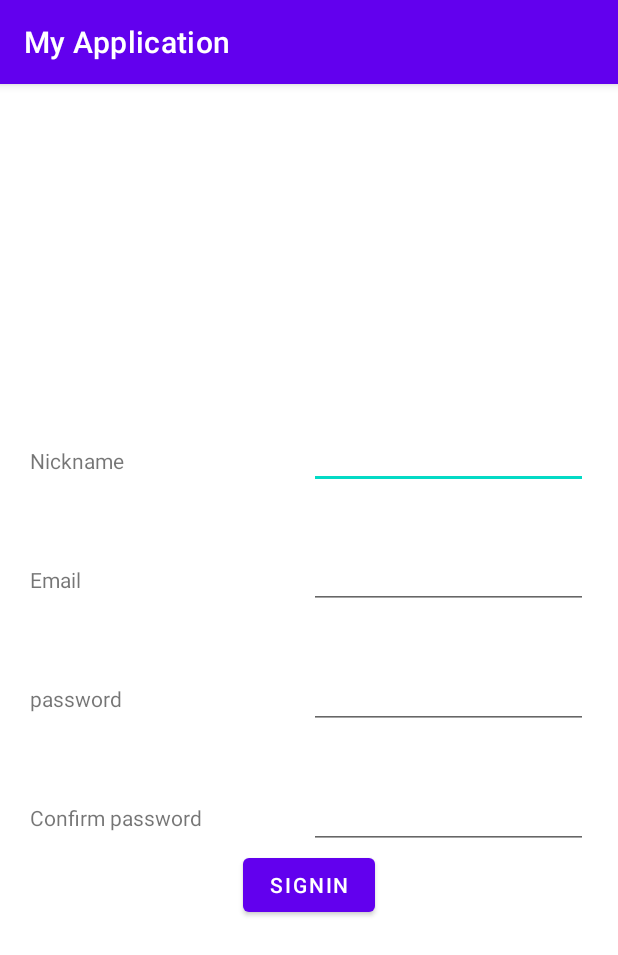
After one commit to alexey064/AndroidMiniShop, an Android app: the fragment regFragment shown on its own in the app's theme, on a phone screen of 412 x 824 dp. The commit adds this screen. Shown: the top 955 px of the screen. Run offline under Robolectric (Android 15) with nearby library versions, the phone set to English and light mode, and no system bars; network calls fail.

Commit message:
temp result before changes

```diff
--- a/app/src/main/java/com/example/myapplication/NetworkService.kt
+++ b/app/src/main/java/com/example/myapplication/NetworkService.kt
@@ -7,11 +7,12 @@ import retrofit2.converter.gson.GsonConverterFactory
 import com.google.gson.GsonBuilder
 import okhttp3.OkHttpClient
 import com.example.myapplication.Constants.BASE_URL
+import java.util.concurrent.TimeUnit
 
 class NetworkService private constructor() {
     private var mRetrofit: Retrofit
     fun getAuthorizeInstance(Token: String) {
-        val httpClient = OkHttpClient.Builder()
+        val httpClient = OkHttpClient.Builder().connectTimeout(5L,TimeUnit.SECONDS )
         val interceptor = HttpLoggingInterceptor()
         interceptor.setLevel(HttpLoggingInterceptor.Level.BODY)
         httpClient.addInterceptor(Interceptor { chain ->
@@ -49,7 +50,7 @@ class NetworkService private constructor() {
     init {
         val interceptor = HttpLoggingInterceptor()
         interceptor.setLevel(HttpLoggingInterceptor.Level.BODY)
-        val client: OkHttpClient = OkHttpClient.Builder().addInterceptor(interceptor).build()
+        val client: OkHttpClient = OkHttpClient.Builder().connectTimeout(5L,TimeUnit.SECONDS ).addInterceptor(interceptor).build()
         mRetrofit = Retrofit.Builder().baseUrl(BASE).client(client)
             .addConverterFactory(buildGsonConverter()).build()
     }
--- /dev/null
+++ b/app/src/main/java/com/example/myapplication/View/regFragment.kt
@@ -0,0 +1,30 @@
+package com.example.myapplication.View
+
+import android.os.Bundle
+import android.view.LayoutInflater
+import android.view.View
+import android.view.ViewGroup
+import android.widget.TextView
+import androidx.fragment.app.Fragment
+import com.example.myapplication.R
+
+const val ARG_OBJECT = "object"
+
+class regFragment : Fragment() {
+
+    override fun onCreateView(
+        inflater: LayoutInflater, container: ViewGroup?,
+        savedInstanceState: Bundle?
+    ): View? {
+        // Inflate the layout for this fragment
+        return inflater.inflate(R.layout.fr_reg, container, false)
+    }
+
+    override fun onViewCreated(view: View, savedInstanceState: Bundle?) {
+        arguments?.takeIf { it.containsKey(ARG_OBJECT) }?.apply {
+            val textView: TextView = view.findViewById(R.id.textView)
+            textView.text = getInt(ARG_OBJECT).toString()
+        }
+    }
+
+}
--- /dev/null
+++ b/app/src/main/java/com/example/myapplication/ViewModel/AccountViewModel.kt
@@ -0,0 +1,6 @@
+package com.example.myapplication.ViewModel
+
+import androidx.lifecycle.ViewModel
+
+class AccountViewModel : ViewModel() {
+}
--- a/app/src/main/java/com/example/myapplication/app/DI/KoinDI.kt
+++ b/app/src/main/java/com/example/myapplication/app/DI/KoinDI.kt
@@ -42,4 +42,5 @@ val DImodule = module {
     viewModel{SmartphoneViewModel(get())}
     viewModel{WireHeadphonesViewModel(get())}
     viewModel{WirelessHeadphonesViewModel(get())}
+    viewModel{ProductViewModel()}
 }
--- /dev/null
+++ b/app/src/main/res/layout/fr_reg.xml
@@ -0,0 +1,84 @@
+<?xml version="1.0" encoding="utf-8"?>
+<LinearLayout xmlns:android="http://schemas.android.com/apk/res/android"
+    xmlns:tools="http://schemas.android.com/tools"
+    android:layout_width="match_parent"
+    android:layout_height="match_parent"
+    android:gravity="center"
+    android:orientation="vertical">
+    <LinearLayout
+        android:layout_width="match_parent"
+        android:layout_height="wrap_content"
+        android:orientation="horizontal">
+        <LinearLayout
+            android:layout_width="match_parent"
+            android:layout_height="wrap_content"
+            android:layout_gravity="center"
+            android:layout_weight="1"
+            android:layout_marginStart="20dp"
+            android:orientation="vertical">
+            <TextView
+                android:id="@+id/textView1"
+                android:layout_width="wrap_content"
+                android:layout_height="wrap_content"
+                android:layout_marginTop="20dp"
+                android:text="@string/RegName" />
+            <TextView
+                android:id="@+id/textView2"
+                android:layout_width="wrap_content"
+                android:layout_height="wrap_content"
+                android:layout_marginTop="60dp"
+                android:text="@string/regEmail" />
+            <TextView
+                android:id="@+id/textView3"
+                android:layout_width="wrap_content"
+                android:layout_height="wrap_content"
+                android:layout_marginTop="60dp"
+                android:text="@string/regPassword" />
+            <TextView
+                android:id="@+id/textView4"
+                android:layout_width="wrap_content"
+                android:layout_height="wrap_content"
+                android:layout_marginTop="60dp"
+                android:text="@string/regConfPassword" />
+        </LinearLayout>
+        <LinearLayout
+            android:layout_width="match_parent"
+            android:layout_height="wrap_content"
+            android:layout_gravity="center"
+            android:layout_marginEnd="20dp"
+            android:layout_weight="1"
+            android:orientation="vertical">
+
+            <EditText
+                android:id="@+id/regNameEdit"
+                android:layout_width="match_parent"
+                android:layout_height="60dp"
+                android:ems="10"
+                android:inputType="textPersonName"
+                tools:ignore="SpeakableTextPresentCheck"
+                />
+
+            <EditText
+                android:id="@+id/regEmailEdit"
+                android:layout_width="match_parent"
+                android:layout_height="60dp"
+                android:layout_marginTop="20dp"
+                tools:ignore="SpeakableTextPresentCheck" />
+            <EditText
+                android:id="@+id/regPasswordEdit"
+                android:layout_width="match_parent"
+                android:layout_height="60dp"
+                android:layout_marginTop="20dp"/>
+            <EditText
+                android:id="@+id/regConfPasswordEdit"
+                android:layout_width="match_parent"
+                android:layout_height="60dp"
+                android:layout_marginTop="20dp"/>
+        </LinearLayout>
+    </LinearLayout>
+    <Button
+        android:layout_width="wrap_content"
+        android:layout_height="wrap_content"
+        android:id="@+id/regButton"
+        android:text="@string/SignIn"/>
+</LinearLayout>
--- a/app/src/main/res/navigation/nav.xml
+++ b/app/src/main/res/navigation/nav.xml
@@ -35,7 +35,7 @@
         android:label="ProductFragment" />
     <fragment
         android:id="@+id/LoginFragment"
-        android:name="com.example.myapplication.View.LogInFragment"
+        android:name="com.example.myapplication.View.AccountFragment"
         android:label="LoginFragment"/>
     <fragment
         android:id="@+id/CartFragment"
--- a/app/src/main/res/values/strings.xml
+++ b/app/src/main/res/values/strings.xml
@@ -40,13 +40,23 @@
     <string name="CaseBatteryTitle">Case Battery</string>
     <string name="WireLengthTitle">wire length</string>
     <string name="ConnectionTypeTitle">ConnectionType</string>
+
+    <string name="CartAddFailed">Cannot add product to Cart</string>
+    <string name="CartAddSuccess">Product added to Cart</string>
+    <string name="NotInStock">Not in stock</string>
+
+    <string name="WrongLoginPassword">Wrong login or password.</string>
+    <string name="AlreadySignIn">You are already signIn</string>
+    <string name="SignInRequired">This option accessible only for signIn user</string>
+    <string name="UserExists">User with current name is already exists</string>
+
     <string name="Login">Login</string>
     <string name="Password">Password</string>
     <string name="SignIn">SignIn</string>
-    <string name="WrongLoginPassword">Wrong login or password.</string>
-    <string name="AlreadySignIn">You are already signIn</string>
-    <string name="SignInRequired">This option accessible only for signIn user</string>
-    <string name="CartAddFailed">Cannot add product to Cart</string>
-    <string name="CartAddSuccess">Product added to Cart</string>
-    <string name="NotInStock">Not in stock</string>
+
+    <string name="RegName">Nickname</string>
+    <string name="regEmail">Email</string>
+    <string name="regPassword">password</string>
+    <string name="regConfPassword">Confirm password</string>
+    <string name="regButton">Registration</string>
 </resources>
```
Also changed, not shown: app/build.gradle (+6 -8 lines), app/src/main/java/com/example/myapplication/Adapter/AccountViewAdapter.kt (added, +127 -0 lines), app/src/main/java/com/example/myapplication/MySiteApi.kt (+6 -3 lines), app/src/main/java/com/example/myapplication/View/AccountFragment.kt (added, +118 -0 lines), app/src/main/java/com/example/myapplication/View/LogInFragment.kt (deleted, +0 -61 lines), app/src/main/java/com/example/myapplication/View/ProductFragment.kt (+23 -23 lines), app/src/main/java/com/example/myapplication/ViewModel/ProductViewModel.kt (+12 -17 lines), app/src/main/res/layout/fr_login.xml (renamed from app/src/main/res/layout/fragment_login.xml, +11 -12 lines), app/src/main/res/layout/fragment_account.xml (added, +59 -0 lines), app/src/main/res/layout/test.xml (added, +84 -0 lines).
